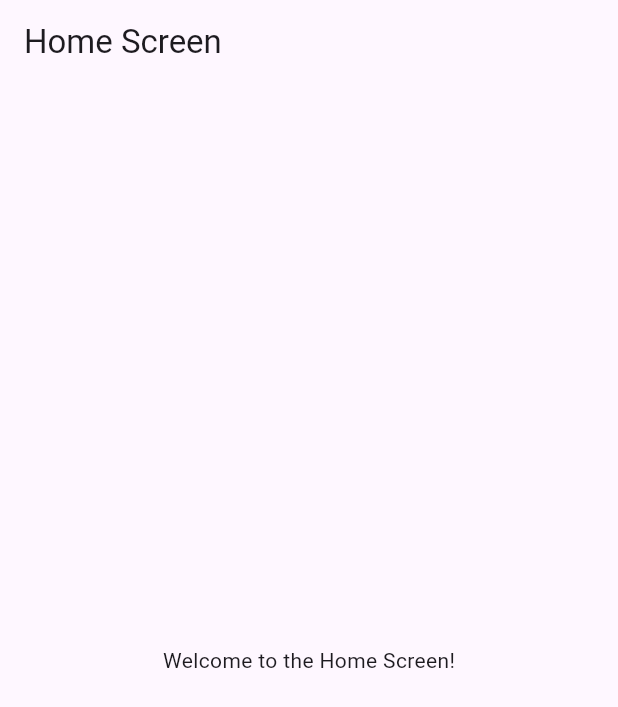
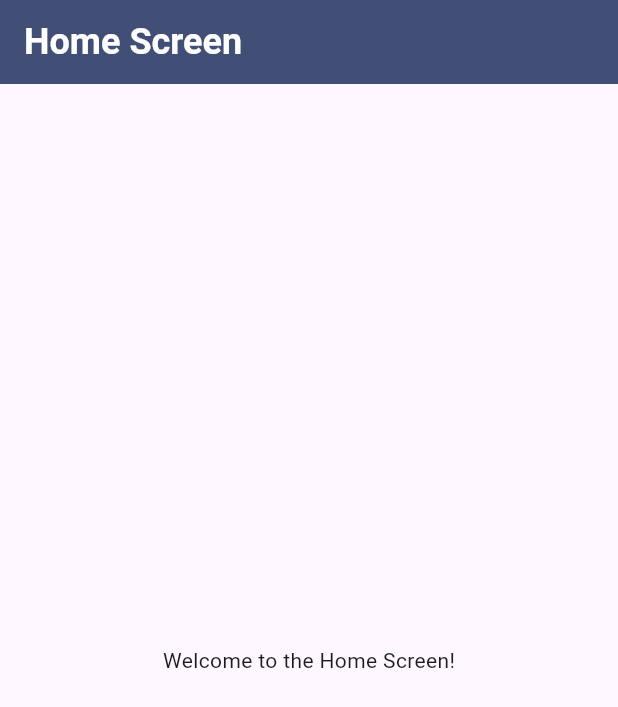
Before and after one commit to dominichubble/ramsey_app, a Flutter app: the screen it shows after launch, on a phone screen of 412 x 824 dp. Shown: the top 707 px of the screen. Run offline on Flutter 3.47's test engine with Material 3 defaults, Android fonts, the phone set to English and light mode, and no system bars.

Commit message:
Enhance app theme and colors; add logo asset

```diff
--- a/lib/app.dart
+++ b/lib/app.dart
@@ -11,7 +11,17 @@ class MyApp extends StatelessWidget {
       title: 'Ramsey App',
       theme: ThemeData(
         primaryColor: AppColours.primary,
-        secondaryHeaderColor: AppColours.secondary,
+        textTheme: TextTheme(
+          headlineLarge: TextStyle(
+            color: AppColours.textSecondary,
+            fontSize: 24,
+            fontWeight: FontWeight.bold,
+          ),
+          headlineMedium: TextStyle(
+            color: AppColours.textPrimary,
+            fontSize: 20,
+          ),
+        ),
       ),
       initialRoute: '/',
       routes: AppRoutes.routes,
--- a/lib/constants/colours.dart
+++ b/lib/constants/colours.dart
@@ -1,6 +1,10 @@
 import 'package:flutter/material.dart';
 
 class AppColours {
-  static const primary = Color(0xFF6200EE);
-  static const secondary = Color(0xFF03DAC6);
+  static const primary = Color(0xFF414E76);
+  static const secondary = Color(0xFFfdfdfd);
+
+  static const background = Color(0xFFfdfdfd);
+  static const textPrimary = Color(0xFF414E76);
+  static const textSecondary = Color(0xFFfdfdfd);
 }
--- a/lib/widgets/custom_app_bar.dart
+++ b/lib/widgets/custom_app_bar.dart
@@ -18,9 +18,11 @@ class CustomAppBar extends StatelessWidget implements PreferredSizeWidget {
       title: Text(title),
       actions: actions,
       automaticallyImplyLeading: automaticallyImplyLeading,
+      backgroundColor: Theme.of(context).primaryColor,
+      titleTextStyle: Theme.of(context).textTheme.headlineLarge,
     );
   }
 
   @override
-  Size get preferredSize => const Size.fromHeight(56.0);
+  Size get preferredSize => const Size.fromHeight(kToolbarHeight);
 }
```
Also changed, not shown: assets/images/logo.png (added).
